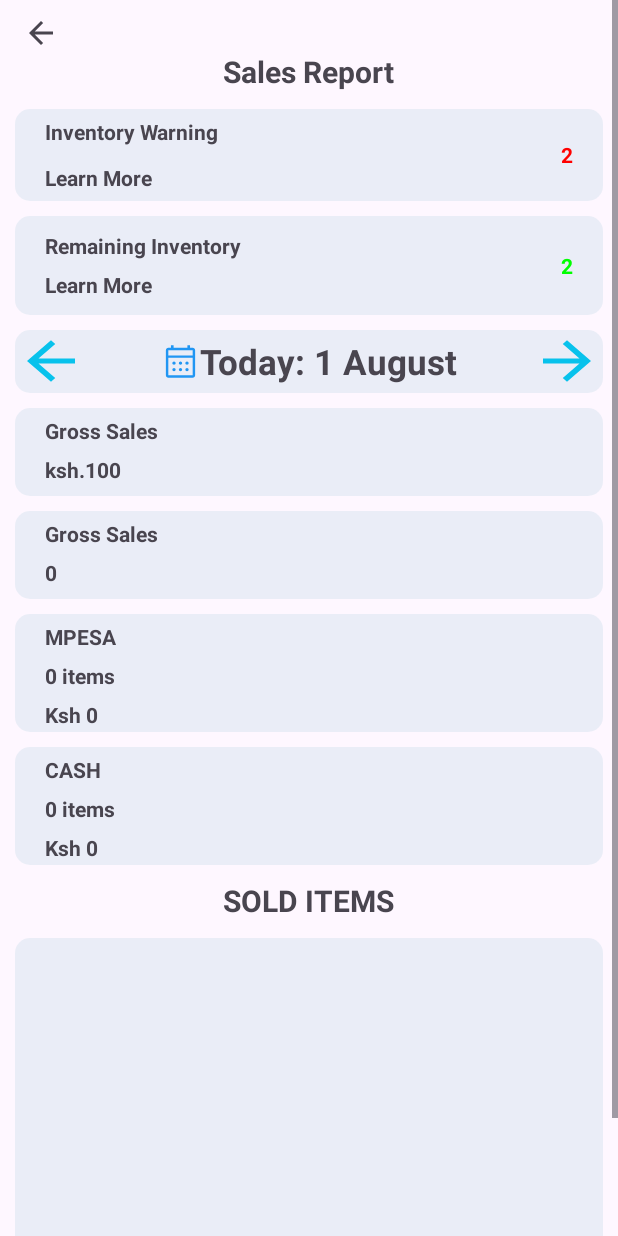
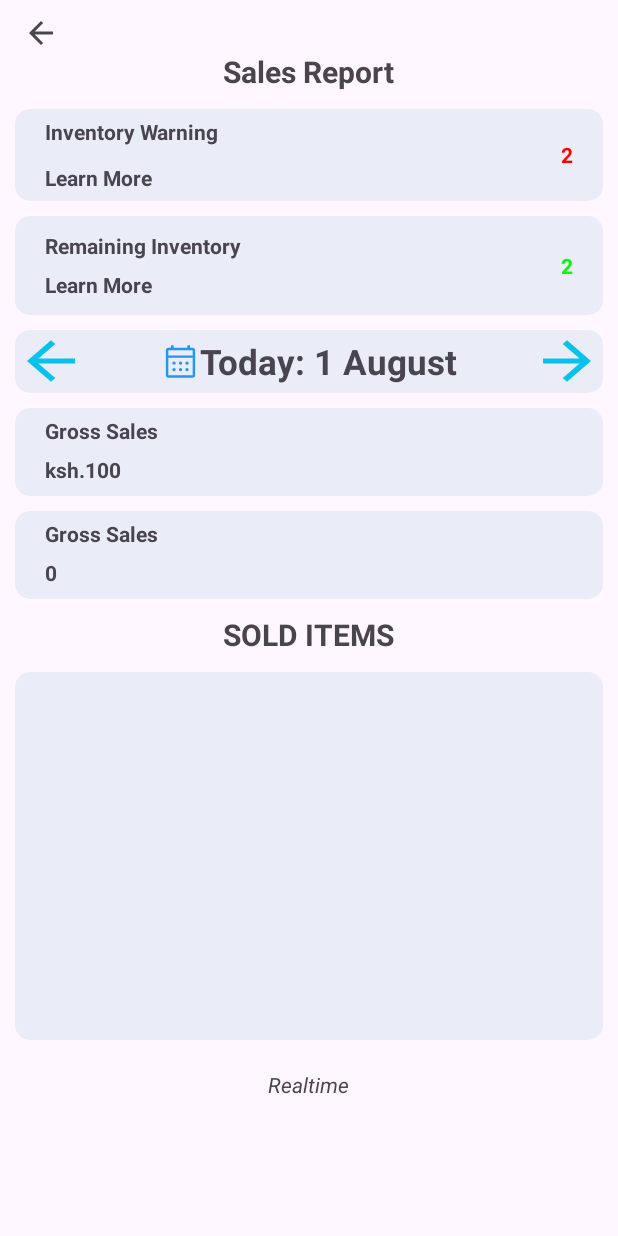
Before and after one commit to yengajr/Ferterliser_Distribution, an Android app: the Reports screen opened directly, with no data from a screen before it, on a phone screen of 412 x 824 dp. Run offline under Robolectric (Android 15) with nearby library versions, the phone set to English and light mode, and no system bars; our stand-ins replace Firebase (no records; nobody signed in at launch, a user with empty details on screens opened directly).

Commit message:
sales overview

```diff
--- a/app/src/main/java/com/example/ferterliserdistribution/Reports.java
+++ b/app/src/main/java/com/example/ferterliserdistribution/Reports.java
@@ -87,7 +87,8 @@ public class Reports extends AppCompatActivity {
         dialog.show();
 
         back.setOnClickListener(v -> {
-            finish();
+            //navigate to admin dashboard
+            startActivity(new Intent(Reports.this, AdminNavigation.class));
         });
 
         //get current date
--- a/app/src/main/java/com/example/ferterliserdistribution/SalesAnalysis.java
+++ b/app/src/main/java/com/example/ferterliserdistribution/SalesAnalysis.java
@@ -126,7 +126,7 @@ public class SalesAnalysis extends AppCompatActivity {
 
         //back button
         back.setOnClickListener(v -> {
-            finish();
+            startActivity(new Intent(SalesAnalysis.this, Reports.class));
         });
 
     }
--- a/app/src/main/res/layout/activity_reports.xml
+++ b/app/src/main/res/layout/activity_reports.xml
@@ -246,6 +246,7 @@
             android:layout_marginStart="10dp"
             android:layout_marginEnd="10dp"
             android:background="@drawable/card_design"
+            android:visibility="gone"
             >
 
             <TextView
@@ -292,6 +293,7 @@
             android:layout_marginStart="10dp"
             android:layout_marginEnd="10dp"
             android:background="@drawable/card_design"
+            android:visibility="gone"
             >
 
             <TextView
--- a/app/src/main/res/layout/activity_sales_analysis.xml
+++ b/app/src/main/res/layout/activity_sales_analysis.xml
@@ -322,11 +322,11 @@
                 android:layout_width="wrap_content"
                 android:layout_height="wrap_content"
                 android:id="@+id/exit"
-                android:background="@drawable/round_icon"
+                android:background="@drawable/next_icon"
                 android:layout_gravity="center_horizontal"
                 android:layout_marginTop="10dp"
                 android:backgroundTint="@color/light_blue"
-                app:srcCompat="@drawable/exit_icon"
+                app:srcCompat="@drawable/next_icon"
                 android:contentDescription="refresh"
                 />
 
@@ -339,7 +339,7 @@
                 android:textSize="20sp"
                 android:textStyle="italic"
                 android:textColor="@color/black"
-                android:text="exit"/>
+                android:text="sales report"/>
         </LinearLayout>
     </ScrollView>
 
```
